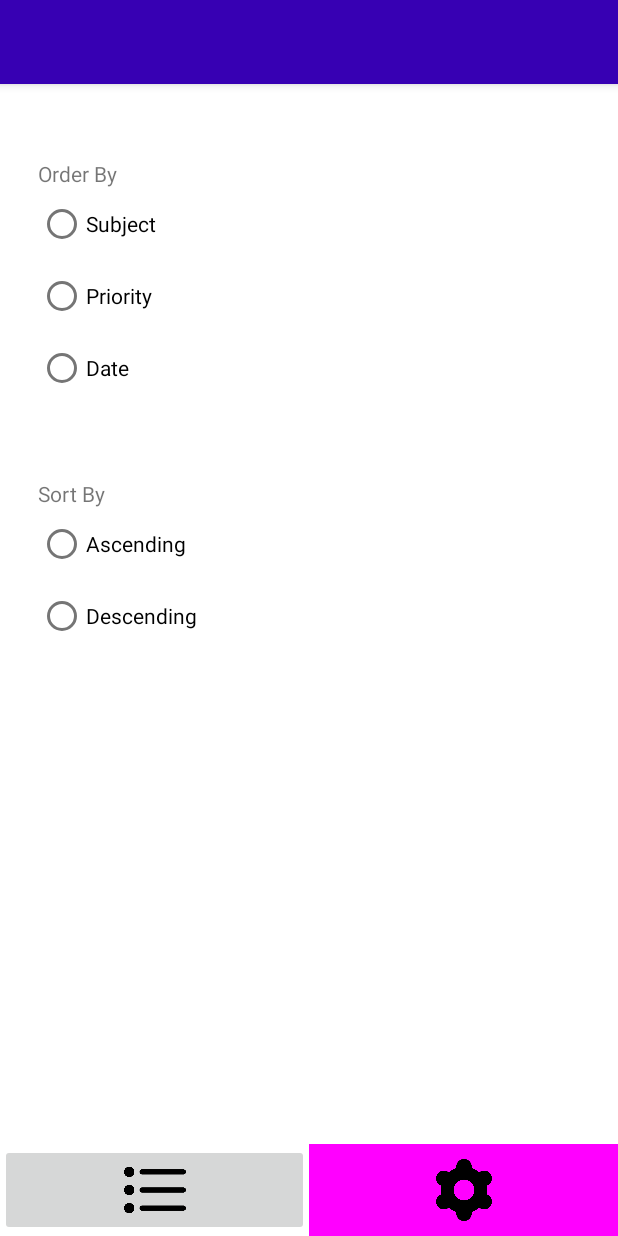
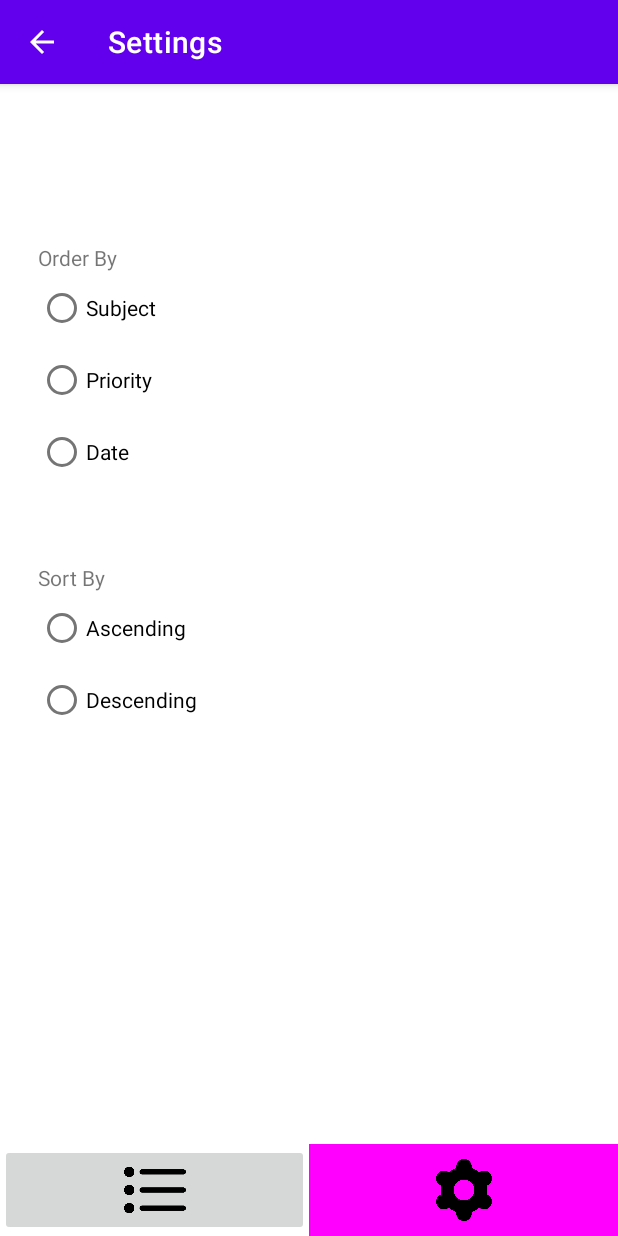
Before and after one commit to JayMelon/NoteAndListMemoApp, an Android app: the NotesSettingsActivity screen opened directly, with no data from a screen before it, on a phone screen of 412 x 824 dp. Run offline under Robolectric (Android 15) with nearby library versions, the phone set to English and light mode, and no system bars.

Commit message:
Toolbars are now default

```diff
--- a/app/src/main/AndroidManifest.xml
+++ b/app/src/main/AndroidManifest.xml
@@ -16,7 +16,7 @@
             android:name=".NotesSettingsActivity"
             android:exported="false"
             android:parentActivityName=".MainActivity"
-            android:label="Contact Map">>
+            android:label="Settings">>
 
             <meta-data
                 android:name="android.app.lib_name"
@@ -39,7 +39,7 @@
             android:name=".NoteExpandedNote"
             android:exported="false"
             android:parentActivityName=".MainActivity"
-            android:label="Contact Map">>
+            android:label="Edit Note">>
             <meta-data
                 android:name="android.app.lib_name"
                 android:value="" />
--- a/app/src/main/res/layout/activity_notes_settings.xml
+++ b/app/src/main/res/layout/activity_notes_settings.xml
@@ -37,9 +37,9 @@
         android:layout_width="wrap_content"
         android:layout_height="wrap_content"
         android:layout_marginStart="25dp"
-        android:layout_marginTop="50dp"
+        android:layout_marginTop="106dp"
         app:layout_constraintStart_toStartOf="parent"
-        app:layout_constraintTop_toBottomOf="@+id/defaultToolbar">
+        app:layout_constraintTop_toTopOf="parent">
 
         <TextView
             android:id="@+id/textview_radioGroup_OrderBy"
@@ -65,18 +65,6 @@
             android:layout_height="wrap_content"
             android:text="@string/radiobutton_Date" />
     </RadioGroup>
-
-    <include
-        android:id="@+id/defaultToolbar"
-        layout="@layout/toolbar_layout"
-        android:layout_width="match_parent"
-        android:layout_height="wrap_content"
-        app:layout_constraintEnd_toEndOf="parent"
-        app:layout_constraintHorizontal_bias="0.498"
-        app:layout_constraintStart_toStartOf="parent"
-        app:layout_constraintTop_toTopOf="parent"
-        tools:layout_conversion_absoluteHeight="56dp"
-        tools:layout_conversion_absoluteWidth="411dp" />
 
     <RadioGroup
         android:id="@+id/radioGroup"
@@ -110,7 +98,7 @@
         android:layout_width="411dp"
         android:layout_height="122dp"
         app:layout_constraintBottom_toTopOf="@+id/linearLayout"
-        tools:layout_editor_absoluteX="0dp">
+        app:layout_constraintStart_toStartOf="parent">
 
     </androidx.constraintlayout.widget.ConstraintLayout>
 
--- a/app/src/main/res/values/themes.xml
+++ b/app/src/main/res/values/themes.xml
@@ -1,6 +1,6 @@
 <resources xmlns:tools="http://schemas.android.com/tools">
     <!-- Base application theme. -->
-    <style name="Theme.NoteAndListMemoApp" parent="Theme.MaterialComponents.DayNight.NoActionBar">
+    <style name="Theme.NoteAndListMemoApp" parent="Theme.MaterialComponents.DayNight.DarkActionBar">
         <!-- Primary brand color. -->
         <item name="colorPrimary">@color/purple_500</item>
         <item name="colorPrimaryVariant">@color/purple_700</item>
```
Also changed, not shown: app/src/main/res/layout/activity_expand_note.xml (+2 -13 lines), app/src/main/res/layout/activity_main.xml (+2 -18 lines).
